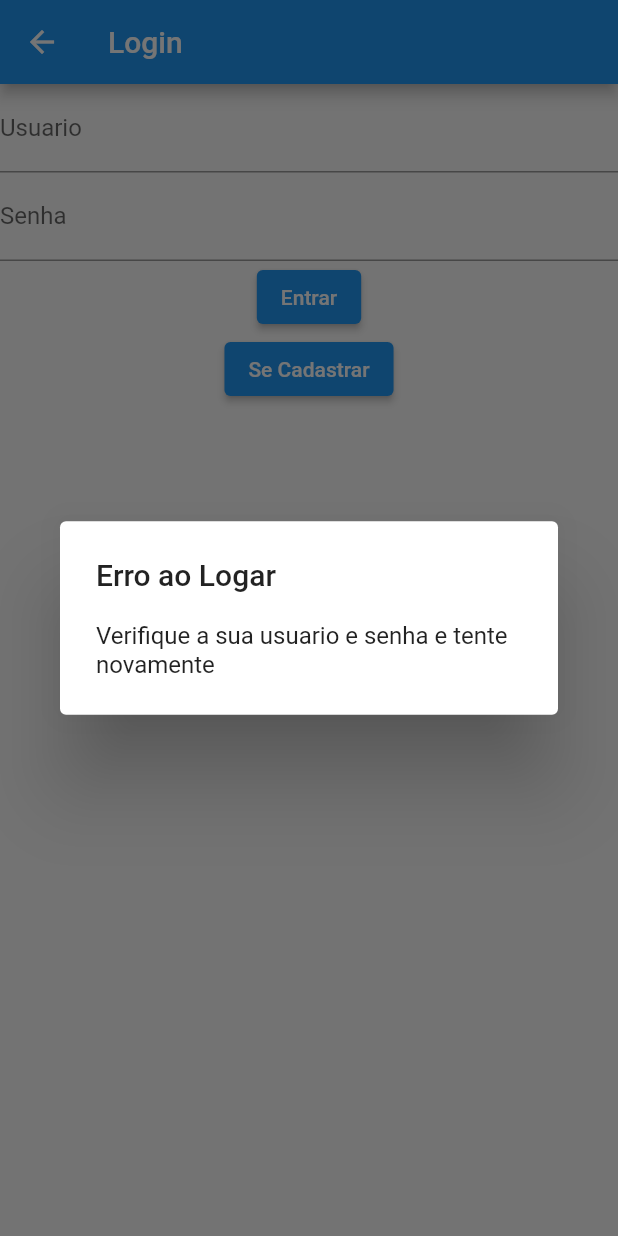
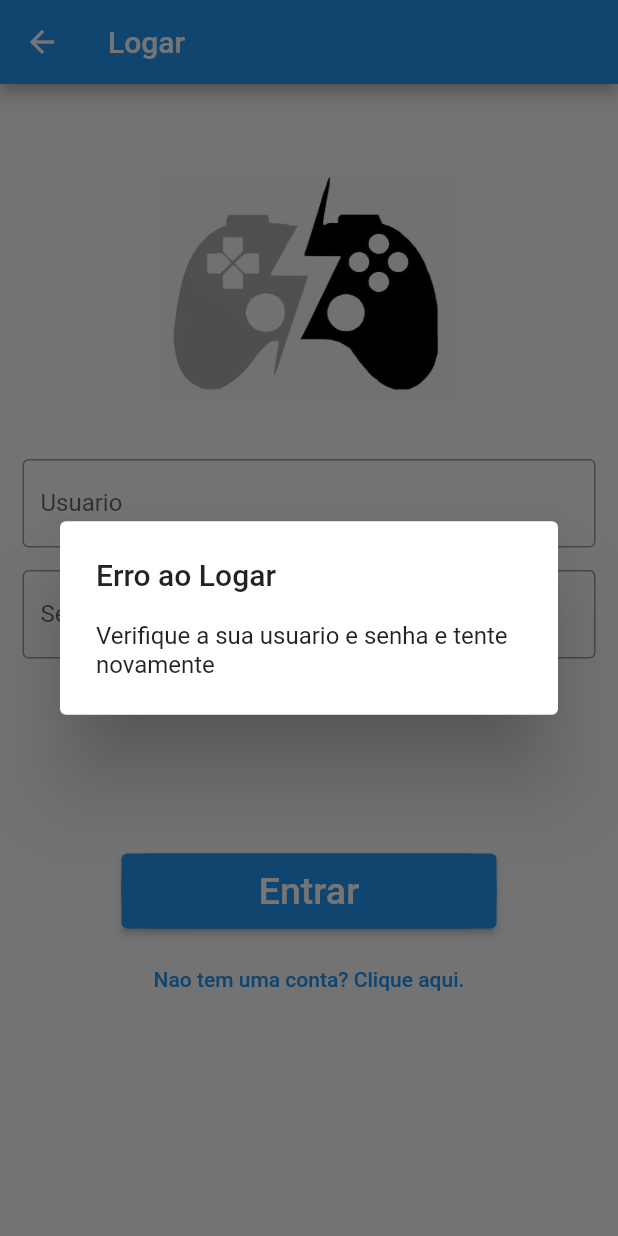
Before and after one commit to wellitonscheer/aplicativo-esportes-cti4, a Flutter app: the Login screen opened directly, after a tap on "Entrar", on a phone screen of 412 x 824 dp. Run offline on Flutter 3.47's test engine with Material 2 defaults, Android fonts, the phone set to English and light mode, and no system bars; our stand-ins replace cloud_firestore, firebase_core; accounts and stored records are empty.

Commit message:
pega a tampa ae

```diff
--- a/aplicativo_esportes_cti4_app/lib/Login.dart
+++ b/aplicativo_esportes_cti4_app/lib/Login.dart
@@ -19,66 +19,108 @@ class _LoginState extends State<Login> {
   Widget build(BuildContext context) {
     return Scaffold(
       appBar: AppBar(
-        title: Text("Login"),
+        title: Text("Logar"),
       ),
-      body: Center(
+      body: SingleChildScrollView(
         child: Column(
           children: [
-                TextField(
+            Padding(
+              padding: const EdgeInsets.only(top: 60.0),
+              child: Center(
+                child: Container(
+                    width: 200,
+                    height: 150,
+                    child: Image.asset('assets/logoNosso.jpeg')),
+              ),
+            ),
+            SizedBox(
+              height: 40,
+            ),
+            Padding(
+              padding: EdgeInsets.symmetric(horizontal: 15),
+              child: TextField(
+                controller: usuario,
                 decoration: InputDecoration(
-                      labelText: "Usuario"
+                    border: OutlineInputBorder(),
+                    labelText: 'Usuario',
+                    hintText: 'Coloque o seu usuario'),
               ),
-                  controller: usuario,
             ),
-                TextField(
+            Padding(
+              padding: const EdgeInsets.only(
+                  left: 15.0, right: 15.0, top: 15, bottom: 0),
+              child: TextField(
+                controller: senhaUsuario,
+                obscureText: true,
                 decoration: InputDecoration(
-                      labelText: "Senha"
+                    border: OutlineInputBorder(),
+                    labelText: 'Senha',
+                    hintText: 'Coloque a sua senha'),
               ),
-                  controller: senhaUsuario,
             ),
-                ElevatedButton(
-                    onPressed: (){
-                      Entrar();
+            SizedBox(
+              height: 130,
+            ),
+            Container(
+              height: 50,
+              width: 250,
+              decoration: BoxDecoration(
+                  color: Colors.blue, borderRadius: BorderRadius.circular(20)),
+              child: ElevatedButton(
+                onPressed: () {
+                  Entrar(usuario, senhaUsuario, context);
+                  // Navigator.push(
+                  //     context, MaterialPageRoute(builder: (_) => Todos()));
                 },
-                    child: Text("Entrar")
+                child: Text(
+                  'Entrar',
+                  style: TextStyle(color: Colors.white, fontSize: 25),
                 ),
-                ElevatedButton(
-                    onPressed: (){
+
+              ),
+            ),
+            SizedBox(
+              height: 10,
+            ),
+            TextButton(
+                onPressed: () {
                   Navigator.push(context, MaterialPageRoute(builder: (context) => Cadastro()));
                 },
-                    child: Text("Se Cadastrar")
+                child: Text("Nao tem uma conta? Clique aqui.")
             )
-              ]
-          )
+          ],
+        ),
       ),
     );
   }
-  void Entrar() {
+}
+
+void Entrar(usuario, senha, context) {
   FirebaseFirestore.instance.collection('usuarios').get().then((value) {
     //String usuario = value.docs[0].get("usuario");
     var senhaBanco = "";
-       var senhaFild = senhaUsuario.text;
+    var senhaFild = senha.text;
     var usuarioFild = usuario.text;
     value.docs.forEach((element) {
-         if(element["usuario"] == usuarioFild){
+      if (element["usuario"] == usuarioFild) {
         senhaBanco = element["senhaUsuario"];
         return;
       }
     });
-       if(senhaFild == ""){
+    if (senhaFild == "") {
       showDialog<void>(
           context: context,
-             builder: (BuildContext context){
+          builder: (BuildContext context) {
             return AlertDialog(
               title: Text("Erro ao Logar"),
-                 content: Text("Verifique a sua usuario e senha e tente novamente"),
+              content: Text(
+                  "Verifique a sua usuario e senha e tente novamente"),
             );
           }
       );
     }
-       else{
+    else {
       Navigator.push(context, MaterialPageRoute(builder: (context) => Todos()));
     }
   });
 }
-}
--- a/aplicativo_esportes_cti4_app/pubspec.yaml
+++ b/aplicativo_esportes_cti4_app/pubspec.yaml
@@ -67,6 +67,8 @@ flutter:
   # assets:
   #   - images/a_dot_burr.jpeg
   #   - images/a_dot_ham.jpeg
+  assets:
+    - assets/logoNosso.jpeg
 
   # An image asset can refer to one or more resolution-specific "variants", see
   # https://flutter.dev/assets-and-images/#resolution-aware
```
Also changed, not shown: aplicativo_esportes_cti4_app/assets/logoNosso.jpeg (added). Lines whose indentation alone changed are shown as unchanged.
